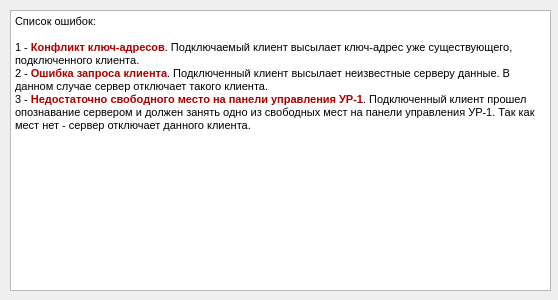
Old version of the form errorlist.ui in the repository verbkinm/esp8266-server.
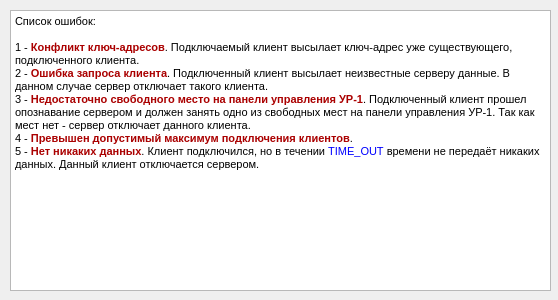
New version of the form. Icons and pictures are not drawn.

Patch:
```diff
--- a/errorlist.ui
+++ b/errorlist.ui
@@ -46,7 +46,9 @@
 &lt;p style=&quot;-qt-paragraph-type:empty; margin-top:0px; margin-bottom:0px; margin-left:0px; margin-right:0px; -qt-block-indent:0; text-indent:0px;&quot;&gt;&lt;br /&gt;&lt;/p&gt;
 &lt;p style=&quot; margin-top:0px; margin-bottom:0px; margin-left:0px; margin-right:0px; -qt-block-indent:0; text-indent:0px;&quot;&gt;1 - &lt;span style=&quot; font-weight:600; color:#aa0000;&quot;&gt;Конфликт ключ-адресов&lt;/span&gt;. Подключаемый клиент высылает ключ-адрес уже существующего, подключенного клиента.&lt;/p&gt;
 &lt;p style=&quot; margin-top:0px; margin-bottom:0px; margin-left:0px; margin-right:0px; -qt-block-indent:0; text-indent:0px;&quot;&gt;2 - &lt;span style=&quot; font-weight:600; color:#aa0000;&quot;&gt;Ошибка запроса клиента&lt;/span&gt;&lt;span style=&quot; color:#000000;&quot;&gt;. Подключенный клиент высылает неизвестные серверу данные. В данном случае сервер отключает такого клиента.&lt;/span&gt;&lt;/p&gt;
-&lt;p style=&quot; margin-top:0px; margin-bottom:0px; margin-left:0px; margin-right:0px; -qt-block-indent:0; text-indent:0px;&quot;&gt;3 - &lt;span style=&quot; font-weight:600; color:#aa0000;&quot;&gt;Недостаточно свободного место на панели управления УР-1&lt;/span&gt;&lt;span style=&quot; color:#000000;&quot;&gt;. Подключенный клиент прошел опознавание сервером и должен занять одно из свободных мест на панели управления УР-1. Так как мест нет - сервер отключает данного клиента.&lt;/span&gt;&lt;/p&gt;&lt;/body&gt;&lt;/html&gt;</string>
+&lt;p style=&quot; margin-top:0px; margin-bottom:0px; margin-left:0px; margin-right:0px; -qt-block-indent:0; text-indent:0px;&quot;&gt;3 - &lt;span style=&quot; font-weight:600; color:#aa0000;&quot;&gt;Недостаточно свободного место на панели управления УР-1&lt;/span&gt;&lt;span style=&quot; color:#000000;&quot;&gt;. Подключенный клиент прошел опознавание сервером и должен занять одно из свободных мест на панели управления УР-1. Так как мест нет - сервер отключает данного клиента.&lt;/span&gt;&lt;/p&gt;
+&lt;p style=&quot; margin-top:0px; margin-bottom:0px; margin-left:0px; margin-right:0px; -qt-block-indent:0; text-indent:0px;&quot;&gt;4 - &lt;span style=&quot; font-weight:600; color:#aa0000;&quot;&gt;Превышен допустимый максимум подключения клиентов&lt;/span&gt;&lt;span style=&quot; color:#000000;&quot;&gt;. &lt;/span&gt;&lt;/p&gt;
+&lt;p style=&quot; margin-top:0px; margin-bottom:0px; margin-left:0px; margin-right:0px; -qt-block-indent:0; text-indent:0px;&quot;&gt;5 - &lt;span style=&quot; font-weight:600; color:#aa0000;&quot;&gt;Нет никаких данных&lt;/span&gt;&lt;span style=&quot; color:#000000;&quot;&gt;. Клиент подключился, но в течении &lt;/span&gt;&lt;span style=&quot; color:#0000ff;&quot;&gt;TIME_OUT&lt;/span&gt;&lt;span style=&quot; color:#000000;&quot;&gt; времени не передаёт никаких данных. Данный клиент отключается сервером.&lt;/span&gt;&lt;/p&gt;&lt;/body&gt;&lt;/html&gt;</string>
    </property>
   </widget>
  </widget>
```
Left out of the diff: 8 changed lines with no effect on the pictures.
